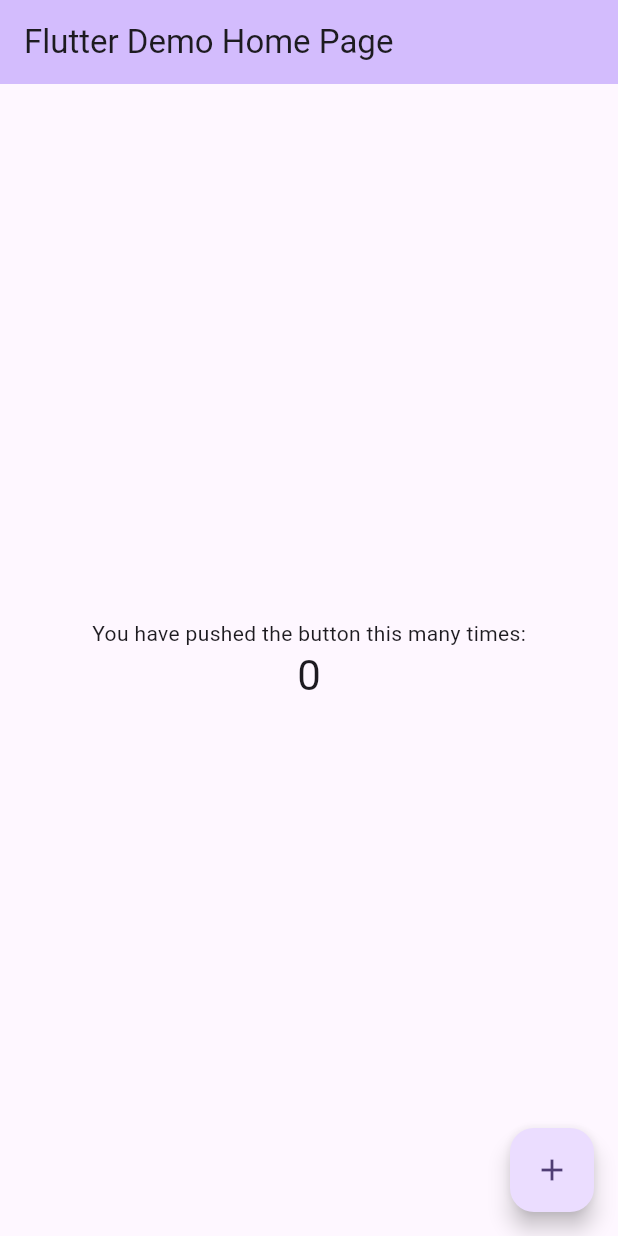
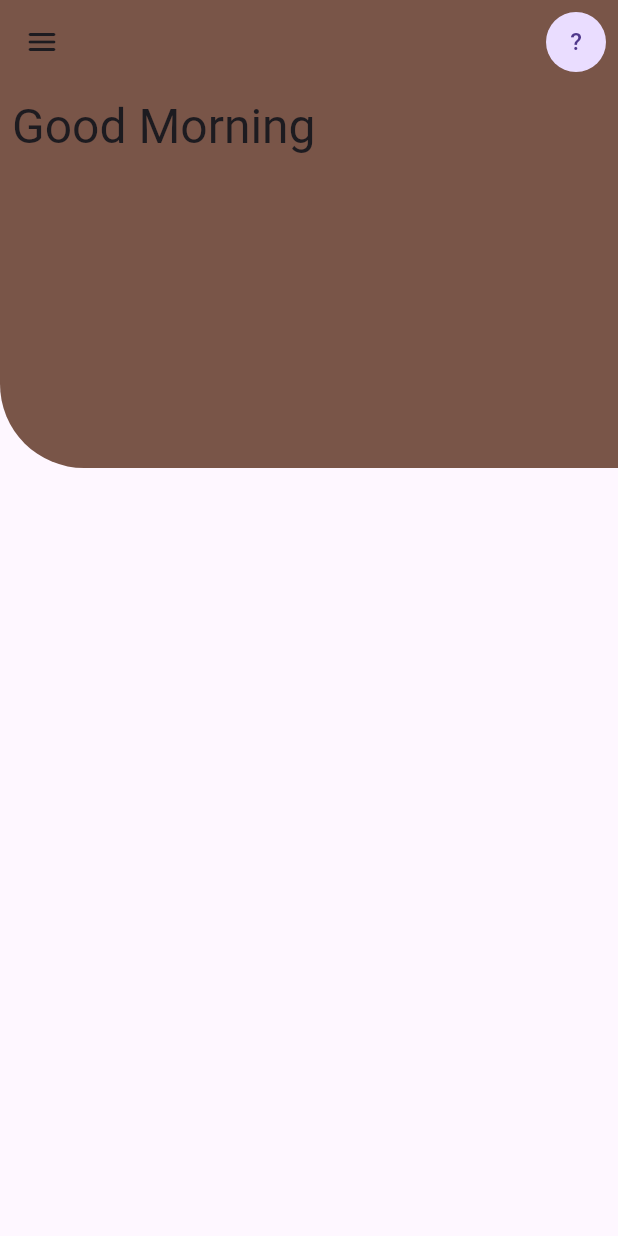
Before and after one commit to dylan-sharp/coffee_run, a Flutter app: the screen it shows after launch, on a phone screen of 412 x 824 dp. Run offline on Flutter 3.47's test engine with Material 3 defaults, Android fonts, the phone set to English and light mode, and no system bars; our stand-ins replace cloud_firestore, equatable, firebase_core, rxdart; accounts and stored records are empty; generated files the repository leaves out were written again.

Commit message:
Initial Dart Modelling w/ Firestore backend

```diff
--- /dev/null
+++ b/coffee_run/devtools_options.yaml
@@ -0,0 +1,2 @@
+extensions:
+  - provider: true
--- a/coffee_run/lib/main.dart
+++ b/coffee_run/lib/main.dart
@@ -1,7 +1,30 @@
+import 'package:cloud_firestore/cloud_firestore.dart';
+import 'package:coffee_run/firestore_service.dart';
+import 'package:coffee_run/pages/app_view_model.dart';
+import 'package:coffee_run/pages/home.dart';
+import 'package:firebase_core/firebase_core.dart';
 import 'package:flutter/material.dart';
+import 'package:provider/provider.dart';
 
-void main() {
-  runApp(const MyApp());
+import 'firebase_options.dart';
+
+Future<void> main() async {
+  WidgetsFlutterBinding.ensureInitialized();
+
+  await Firebase.initializeApp(
+    options: DefaultFirebaseOptions.currentPlatform,
+  );
+
+  final firestoreService = FirestoreService(FirebaseFirestore.instance);
+
+  runApp(
+    MultiProvider(
+      providers: [
+        ChangeNotifierProvider(create: (_) => AppViewModel(firestoreService))
+      ],
+      child: const MyApp(),
+    ),
+  );
 }
 
 class MyApp extends StatelessWidget {
@@ -11,115 +34,10 @@
   @override
   Widget build(BuildContext context) {
     return MaterialApp(
-      title: 'Flutter Demo',
-      theme: ThemeData(
-        // This is the theme of your application.
-        //
-        // TRY THIS: Try running your application with "flutter run". You'll see
-        // the application has a purple toolbar. Then, without quitting the app,
-        // try changing the seedColor in the colorScheme below to Colors.green
-        // and then invoke "hot reload" (save your changes or press the "hot
-        // reload" button in a Flutter-supported IDE, or press "r" if you used
-        // the command line to start the app).
-        //
-        // Notice that the counter didn't reset back to zero; the application
-        // state is not lost during the reload. To reset the state, use hot
-        // restart instead.
-        //
-        // This works for code too, not just values: Most code changes can be
-        // tested with just a hot reload.
-        colorScheme: ColorScheme.fromSeed(seedColor: Colors.deepPurple),
-        useMaterial3: true,
-      ),
-      home: const MyHomePage(title: 'Flutter Demo Home Page'),
+      theme: ThemeData(useMaterial3: true),
+      debugShowCheckedModeBanner: false,
+      home: const Home(),
+
     );
   }
 }
-
-class MyHomePage extends StatefulWidget {
-  const MyHomePage({super.key, required this.title});
-
-  // This widget is the home page of your application. It is stateful, meaning
-  // that it has a State object (defined below) that contains fields that affect
-  // how it looks.
-
-  // This class is the configuration for the state. It holds the values (in this
-  // case the title) provided by the parent (in this case the App widget) and
-  // used by the build method of the State. Fields in a Widget subclass are
-  // always marked "final".
-
-  final String title;
-
-  @override
-  State<MyHomePage> createState() => _MyHomePageState();
-}
-
-class _MyHomePageState extends State<MyHomePage> {
-  int _counter = 0;
-
-  void _incrementCounter() {
-    setState(() {
-      // This call to setState tells the Flutter framework that something has
-      // changed in this State, which causes it to rerun the build method below
-      // so that the display can reflect the updated values. If we changed
-      // _counter without calling setState(), then the build method would not be
-      // called again, and so nothing would appear to happen.
-      _counter++;
-    });
-  }
-
-  @override
-  Widget build(BuildContext context) {
-    // This method is rerun every time setState is called, for instance as done
-    // by the _incrementCounter method above.
-    //
-    // The Flutter framework has been optimized to make rerunning build methods
-    // fast, so that you can just rebuild anything that needs updating rather
-    // than having to individually change instances of widgets.
-    return Scaffold(
-      appBar: AppBar(
-        // TRY THIS: Try changing the color here to a specific color (to
-        // Colors.amber, perhaps?) and trigger a hot reload to see the AppBar
-        // change color while the other colors stay the same.
-        backgroundColor: Theme.of(context).colorScheme.inversePrimary,
-        // Here we take the value from the MyHomePage object that was created by
-        // the App.build method, and use it to set our appbar title.
-        title: Text(widget.title),
-      ),
-      body: Center(
-        // Center is a layout widget. It takes a single child and positions it
-        // in the middle of the parent.
-        child: Column(
-          // Column is also a layout widget. It takes a list of children and
-          // arranges them vertically. By default, it sizes itself to fit its
-          // children horizontally, and tries to be as tall as its parent.
-          //
-          // Column has various properties to control how it sizes itself and
-          // how it positions its children. Here we use mainAxisAlignment to
-          // center the children vertically; the main axis here is the vertical
-          // axis because Columns are vertical (the cross axis would be
-          // horizontal).
-          //
-          // TRY THIS: Invoke "debug painting" (choose the "Toggle Debug Paint"
-          // action in the IDE, or press "p" in the console), to see the
-          // wireframe for each widget.
-          mainAxisAlignment: MainAxisAlignment.center,
-          children: <Widget>[
-            const Text(
-              'You have pushed the button this many times:',
-            ),
-            Text(
-              '$_counter',
-              style: Theme.of(context).textTheme.headlineMedium,
-            ),
-          ],
-        ),
-      ),
-      floatingActionButton: FloatingActionButton(
-        onPressed: _incrementCounter,
-        tooltip: 'Increment',
-        child: const Icon(Icons.add),
-      ), // This trailing comma makes auto-formatting nicer for build methods.
-    );
-  }
-}
--- /dev/null
+++ b/coffee_run/lib/models/coffee_group.dart
@@ -0,0 +1,53 @@
+import 'package:equatable/equatable.dart';
+import 'package:json_annotation/json_annotation.dart';
+import 'package:uuid/uuid.dart';
+
+import 'order.dart';
+
+part 'coffee_group.g.dart';
+
+@JsonSerializable()
+class CoffeeGroup {
+  CoffeeGroup(this.name, this.members, {this.orderRuns = const [], String? id})
+      : id = id ?? const Uuid().toString();
+
+  String id;
+  String name;
+  List<OrderRun> orderRuns;
+  Map<String, CoffeeGroupMember> members;
+
+  factory CoffeeGroup.fromJson(Map<String, dynamic> json) =>
+      _$CoffeeGroupFromJson(json);
+  Map<String, dynamic> toJson() => _$CoffeeGroupToJson(this);
+
+  String? determineNextPayerId() {
+    String? nextMemberId;
+    double highestDebt = double.negativeInfinity;
+
+    members.forEach((key, value) {
+      if (value.debt > highestDebt) {
+        nextMemberId = key;
+        highestDebt = value.debt;
+      }
+    });
+
+    return nextMemberId;
+  }
+
+}
+
+@JsonSerializable()
+class CoffeeGroupMember extends Equatable {
+  const CoffeeGroupMember(this.name, [this.debt = 0, this.drinks = 0]);
+
+  final String name;
+  final double debt;
+  final int drinks;
+
+  factory CoffeeGroupMember.fromJson(Map<String, dynamic> json) =>
+      _$CoffeeGroupMemberFromJson(json);
+  Map<String, dynamic> toJson() => _$CoffeeGroupMemberToJson(this);
+
+  @override
+  List<Object?> get props => [name, debt, drinks];
+}
--- /dev/null
+++ b/coffee_run/lib/models/order.dart
@@ -0,0 +1,37 @@
+import 'package:json_annotation/json_annotation.dart';
+import 'package:uuid/uuid.dart';
+
+part 'order.g.dart';
+
+@JsonSerializable()
+class OrderRun {
+  OrderRun(this.payerId, this.orderTime, this.items, {String? id})
+      : id = id ?? const Uuid().toString();
+
+  String id;
+  String payerId;
+  DateTime orderTime;
+  List<OrderItem> items;
+
+  factory OrderRun.fromJson(Map<String, dynamic> json) => _$OrderRunFromJson(json);
+  Map<String, dynamic> toJson() => _$OrderRunToJson(this);
+
+  double get totalCost =>
+      items.map((e) => e.cost).reduce((value, element) => value+=element);
+}
+
+@JsonSerializable()
+class OrderItem {
+  OrderItem(this.name, this.cost, this.memberId, {String? id})
+      : id = id ?? const Uuid().toString();
+
+  String id;
+  String name;
+  double cost;
+  String memberId;
+
+  factory OrderItem.fromJson(Map<String, dynamic> json) =>
+      _$OrderItemFromJson(json);
+
+  Map<String, dynamic> toJson() => _$OrderItemToJson(this);
+}
--- /dev/null
+++ b/coffee_run/lib/models/user_profile.dart
@@ -0,0 +1,21 @@
+import 'package:equatable/equatable.dart';
+import 'package:json_annotation/json_annotation.dart';
+
+part 'user_profile.g.dart';
+
+/// [UserProfile] represents the logged in users profile
+@JsonSerializable()
+class UserProfile extends Equatable {
+
+  const UserProfile(this.id, this.name, this.groupIds);
+
+  final String? id;
+  final String name;
+  final List<String> groupIds;
+
+  factory UserProfile.fromJson(Map<String, dynamic> json) => _$UserProfileFromJson(json);
+  Map<String, dynamic> toJson() => _$UserProfileToJson(this);
+
+  @override
+  List<Object?> get props => [id, name, groupIds];
+}
--- /dev/null
+++ b/coffee_run/lib/pages/app_view_model.dart
@@ -0,0 +1,35 @@
+import 'package:coffee_run/firestore_service.dart';
+import 'package:flutter/foundation.dart';
+import 'package:rxdart/rxdart.dart';
+
+import '../models/coffee_group.dart';
+import '../models/user_profile.dart';
+
+class AppViewModel extends ChangeNotifier {
+
+  UserProfile? activeUser;
+  List<CoffeeGroup>? coffeeGroups;
+
+
+  final FirestoreService _firestoreService;
+  final CompositeSubscription _appSubscriptions = CompositeSubscription();
+
+  AppViewModel(this._firestoreService) {
+    _firestoreService.activeUserStream.listen((user) {
+      activeUser = user;
+      notifyListeners();
+    }).addTo(_appSubscriptions);
+
+    _firestoreService.activeCoffeeGroupsStream.listen((groups) {
+      coffeeGroups = groups;
+      notifyListeners();
+    }).addTo(_appSubscriptions);
+  }
+
+  @override
+  void dispose() {
+    _appSubscriptions.dispose();
+    super.dispose();
+  }
+
+}
--- /dev/null
+++ b/coffee_run/lib/pages/home.dart
@@ -0,0 +1,68 @@
+import 'package:coffee_run/models/coffee_group.dart';
+import 'package:coffee_run/pages/app_view_model.dart';
+import 'package:flutter/material.dart';
+import 'package:provider/provider.dart';
+
+class Home extends StatelessWidget {
+  const Home({super.key});
+
+  @override
+  Widget build(BuildContext context) {
+    return Scaffold(
+        appBar: AppBar(
+          backgroundColor: Colors.brown,
+          leading: const Icon(Icons.menu_rounded),
+          actions: [
+            Padding(
+              padding: const EdgeInsets.symmetric(horizontal: 8.0),
+              child: CircleAvatar(
+                child: Selector<AppViewModel, String>(
+                  selector: (_, app) => app.activeUser?.name ?? '',
+                  builder: (context, name, _) {
+                    return Text(name.isNotEmpty ? name[0] : '?');
+                  }
+                ),
+              ),
+            )
+          ],
+        ),
+        body: Column(
+          children: [
+            Container(
+              decoration: const BoxDecoration(
+                  color: Colors.brown,
+                  borderRadius:
+                      BorderRadius.only(bottomLeft: Radius.circular(56.0))),
+              height: 256.0,
+              width: double.infinity,
+              child: Padding(
+                padding: const EdgeInsets.all(8.0),
+                child: Selector<AppViewModel, String?>(
+                  selector: (_, app) => app.activeUser?.name,
+                  builder: (context, name, _) {
+                    return Text(
+                      'Good Morning${name != null ? ',\n  $name' : ''}',
+                      style: Theme.of(context).textTheme.headlineLarge,
+                    );
+                  }
+                ),
+              ),
+            ),
+            Expanded(
+              child: Selector<AppViewModel, List<CoffeeGroup>>(
+                  selector: (_, app) => app.coffeeGroups ?? [],
+                  builder: (context, groups, _) {
+                    return ListView.builder(
+                        itemCount: groups.length,
+                        itemBuilder: (context, i) {
+                          return ListTile(
+                            tileColor: Colors.red,
+                            title: Text(groups[i].name),
+                          );
+                        });
+                  }),
+            )
+          ],
+        ));
+  }
+}
```
Also changed, not shown: coffee_run/lib/behavior_subject_extension.dart (added, +9 -0 lines), coffee_run/lib/firestore_service.dart (added, +91 -0 lines), coffee_run/pubspec.yaml (+11 -0 lines), coffee_run/lib/models/coffee_group.g.dart (added), coffee_run/lib/models/order.g.dart (added), coffee_run/lib/models/user_profile.g.dart (added), coffee_run/pubspec.lock, 11 other files.
